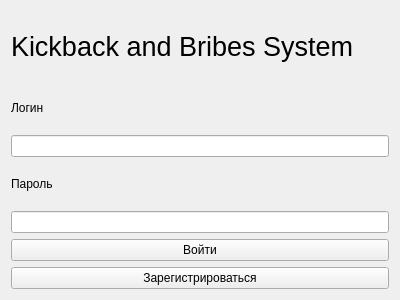
ARassad/KBS_Client, file authorization.ui: the form before one commit.
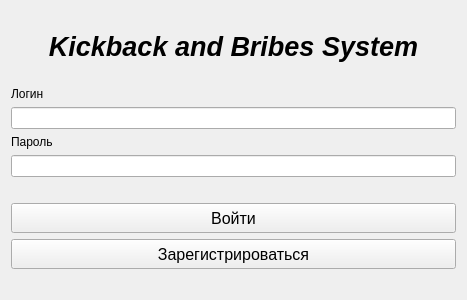
The form after the commit.

```diff
--- a/authorization.ui
+++ b/authorization.ui
@@ -6,7 +6,7 @@
    <rect>
     <x>0</x>
     <y>0</y>
-    <width>400</width>
+    <width>467</width>
     <height>300</height>
    </rect>
   </property>
@@ -16,19 +16,7 @@
   <layout class="QGridLayout" name="gridLayout_2">
    <item row="0" column="0">
     <layout class="QGridLayout" name="gridLayout">
-     <item row="0" column="0">
-      <widget class="QLabel" name="label_3">
-       <property name="font">
-        <font>
-         <pointsize>20</pointsize>
-        </font>
-       </property>
-       <property name="text">
-        <string>Kickback and Bribes System</string>
-       </property>
-      </widget>
-     </item>
-     <item row="1" column="0">
+     <item row="3" column="0">
       <layout class="QVBoxLayout" name="verticalLayout">
        <item>
         <widget class="QLabel" name="label">
@@ -42,7 +30,43 @@
        </item>
       </layout>
      </item>
-     <item row="2" column="0">
+     <item row="1" column="0">
+      <widget class="QLabel" name="label_3">
+       <property name="font">
+        <font>
+         <pointsize>20</pointsize>
+         <weight>75</weight>
+         <italic>true</italic>
+         <bold>true</bold>
+        </font>
+       </property>
+       <property name="text">
+        <string>Kickback and Bribes System</string>
+       </property>
+       <property name="alignment">
+        <set>Qt::AlignCenter</set>
+       </property>
+      </widget>
+     </item>
+     <item row="7" column="0">
+      <widget class="QPushButton" name="goToRegisterBtn">
+       <property name="minimumSize">
+        <size>
+         <width>0</width>
+         <height>30</height>
+        </size>
+       </property>
+       <property name="font">
+        <font>
+         <pointsize>12</pointsize>
+        </font>
+       </property>
+       <property name="text">
+        <string>Зарегистрироваться</string>
+       </property>
+      </widget>
+     </item>
+     <item row="4" column="0">
       <layout class="QVBoxLayout" name="verticalLayout_2">
        <item>
         <widget class="QLabel" name="label_2">
@@ -52,23 +76,83 @@
         </widget>
        </item>
        <item>
-        <widget class="QLineEdit" name="password"/>
+        <widget class="QLineEdit" name="password">
+         <property name="echoMode">
+          <enum>QLineEdit::Password</enum>
+         </property>
+        </widget>
        </item>
       </layout>
      </item>
-     <item row="3" column="0">
+     <item row="6" column="0">
       <widget class="QPushButton" name="authorizeBtn">
+       <property name="minimumSize">
+        <size>
+         <width>0</width>
+         <height>30</height>
+        </size>
+       </property>
+       <property name="font">
+        <font>
+         <pointsize>12</pointsize>
+        </font>
+       </property>
        <property name="text">
         <string>Войти</string>
        </property>
       </widget>
      </item>
-     <item row="4" column="0">
-      <widget class="QPushButton" name="goToRegisterBtn">
-       <property name="text">
-        <string>Зарегистрироваться</string>
+     <item row="0" column="0">
+      <spacer name="verticalSpacer_3">
+       <property name="orientation">
+        <enum>Qt::Vertical</enum>
        </property>
-      </widget>
+       <property name="sizeHint" stdset="0">
+        <size>
+         <width>20</width>
+         <height>40</height>
+        </size>
+       </property>
+      </spacer>
+     </item>
+     <item row="5" column="0">
+      <spacer name="verticalSpacer_2">
+       <property name="orientation">
+        <enum>Qt::Vertical</enum>
+       </property>
+       <property name="sizeHint" stdset="0">
+        <size>
+         <width>20</width>
+         <height>40</height>
+        </size>
+       </property>
+      </spacer>
+     </item>
+     <item row="2" column="0">
+      <spacer name="verticalSpacer">
+       <property name="orientation">
+        <enum>Qt::Vertical</enum>
+       </property>
+       <property name="sizeHint" stdset="0">
+        <size>
+         <width>20</width>
+         <height>40</height>
+        </size>
+       </property>
+      </spacer>
+     </item>
+     <item row="8" column="0">
+      <spacer name="verticalSpacer_4">
+       <property name="orientation">
+        <enum>Qt::Vertical</enum>
+       </property>
+       <property name="sizeHint" stdset="0">
+        <size>
+         <width>20</width>
+         <height>40</height>
+        </size>
+       </property>
+      </spacer>
      </item>
     </layout>
    </item>
```
